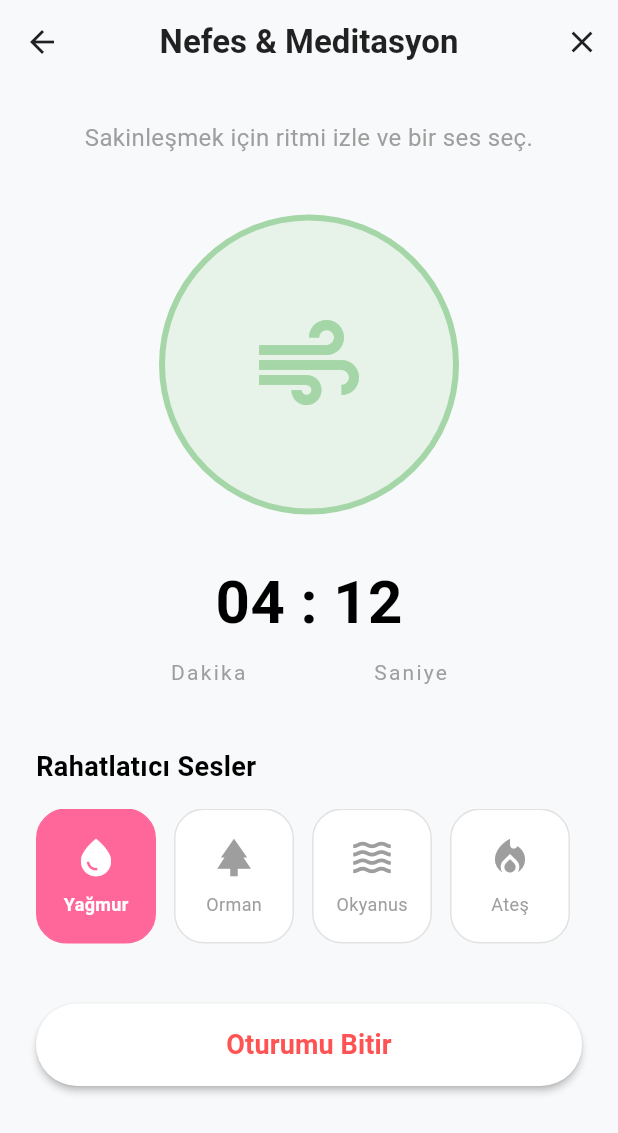
After one commit to elifcerenaslan/empathConnect, a Flutter app: the MeditationView screen opened directly, on a phone screen of 412 x 824 dp. The commit adds this screen. Shown: the top 1133 px of the screen. Run offline on Flutter 3.47's test engine with Material 3 defaults, Android fonts, the phone set to English and light mode, and no system bars.

Commit message:
Chatbot, Meditasyon tasarimlari ve ana tema eklendi

```diff
--- /dev/null
+++ b/lib/features/meditation/view/meditation_view.dart
@@ -0,0 +1,181 @@
+import 'package:flutter/material.dart';
+
+class MeditationView extends StatefulWidget {
+const MeditationView({super.key});
+
+@override
+State<MeditationView> createState() => _MeditationViewState();
+}
+
+class _MeditationViewState extends State<MeditationView> {
+// Varsayılan olarak seçili gelen ses
+String selectedSound = 'Yağmur';
+
+// Seçebileceğimiz sesler ve ikonları (Dummy Data)
+final List<Map<String, dynamic>> sounds = [
+{'name': 'Yağmur', 'icon': Icons.water_drop},
+{'name': 'Orman', 'icon': Icons.park},
+{'name': 'Okyanus', 'icon': Icons.waves},
+{'name': 'Ateş', 'icon': Icons.local_fire_department},
+{'name': 'Rüzgar', 'icon': Icons.air},
+];
+
+@override
+Widget build(BuildContext context) {
+return Scaffold(
+appBar: AppBar(
+title: const Text('Nefes & Meditasyon', style: TextStyle(fontWeight: FontWeight.bold)),
+actions: [
+IconButton(
+icon: const Icon(Icons.close),
+onPressed: () {},
+),
+],
+),
+// Ekrana sığmazsa diye kaydırma özelliği ekledik
+body: SingleChildScrollView(
+child: Padding(
+padding: const EdgeInsets.all(24.0),
+child: Column(
+mainAxisAlignment: MainAxisAlignment.center,
+children: [
+const Text(
+'Sakinleşmek için ritmi izle ve bir ses seç.',
+style: TextStyle(fontSize: 16, color: Colors.grey),
+textAlign: TextAlign.center,
+),
+
+          const SizedBox(height: 40),
+
+          // MERKEZDEKİ BÜYÜK NEFES ÇEMBERİ
+          Container(
+            width: 200,
+            height: 200,
+            decoration: BoxDecoration(
+              shape: BoxShape.circle,
+              color: Theme.of(context).colorScheme.secondary.withOpacity(0.2),
+              border: Border.all(
+                color: Theme.of(context).colorScheme.secondary,
+                width: 4,
+              ),
+            ),
+            child: Center(
+              child: Icon(
+                Icons.air,
+                size: 80,
+                color: Theme.of(context).colorScheme.secondary,
+              ),
+            ),
+          ),
+
+          const SizedBox(height: 30),
+
+          // SAYAÇ
+          const Text(
+            '04 : 12',
+            style: TextStyle(fontSize: 40, fontWeight: FontWeight.bold),
+          ),
+          const SizedBox(height: 8),
+          const Text(
+            'Dakika                 Saniye',
+            style: TextStyle(color: Colors.grey, letterSpacing: 1.5),
+          ),
+
+          const SizedBox(height: 40),
+
+          // SES SEÇENEKLERİ BAŞLIĞI
+          const Align(
+            alignment: Alignment.centerLeft,
+            child: Text(
+              'Rahatlatıcı Sesler',
+              style: TextStyle(fontSize: 18, fontWeight: FontWeight.bold),
+            ),
+          ),
+
+          const SizedBox(height: 15),
+
+          // YATAY KAYDIRILABİLİR SES KARTLARI LİSTESİ
+          SizedBox(
+            height: 90,
+            child: ListView.builder(
+              scrollDirection: Axis.horizontal,
+              itemCount: sounds.length,
+              itemBuilder: (context, index) {
+                final sound = sounds[index];
+                final isSelected = selectedSound == sound['name'];
+
+                return GestureDetector(
+                  onTap: () {
+                    // Karta tıklandığında seçili sesi günceller ve ekranı yeniler
+                    setState(() {
+                      selectedSound = sound['name'];
+                    });
+                  },
+                  child: Container(
+                    width: 80,
+                    margin: const EdgeInsets.only(right: 12),
+                    decoration: BoxDecoration(
+                      color: isSelected
+                          ? Theme.of(context).colorScheme.primary // Seçiliyse ana tema rengi
+                          : Theme.of(context).colorScheme.surface, // Değilse arka plan rengi
+                      borderRadius: BorderRadius.circular(20),
+                      border: Border.all(
+                        color: isSelected
+                            ? Theme.of(context).colorScheme.primary
+                            : Colors.grey.withOpacity(0.3),
+                      ),
+                    ),
+                    child: Column(
+                      mainAxisAlignment: MainAxisAlignment.center,
+                      children: [
+                        Icon(
+                          sound['icon'],
+                          color: isSelected ? Colors.white : Colors.grey,
+                          size: 30,
+                        ),
+                        const SizedBox(height: 8),
+                        Text(
+                          sound['name'],
+                          style: TextStyle(
+                            color: isSelected ? Colors.white : Colors.grey,
+                            fontSize: 12,
+                            fontWeight: isSelected ? FontWeight.bold : FontWeight.normal,
+                          ),
+                        ),
+                      ],
+                    ),
+                  ),
+                );
+              },
+            ),
+          ),
+
+          const SizedBox(height: 40),
+
+          // OTURUMU BİTİR BUTONU
+          SizedBox(
+            width: double.infinity,
+            height: 55,
+            child: ElevatedButton(
+              style: ElevatedButton.styleFrom(
+                backgroundColor: Theme.of(context).colorScheme.surface,
+                shape: RoundedRectangleBorder(
+                  borderRadius: BorderRadius.circular(30),
+                ),
+                elevation: 2,
+              ),
+              onPressed: () {},
+              child: const Text(
+                'Oturumu Bitir',
+                style: TextStyle(fontSize: 18, color: Colors.redAccent, fontWeight: FontWeight.bold),
+              ),
+            ),
+          ),
+          const SizedBox(height: 20),
+        ],
+      ),
+    ),
+  ),
+);
+}
+}
```
Also changed, not shown: lib/core/theme/app_theme.dart (added, +41 -0 lines), lib/features/emergency/view/chatbot_view.dart (added, +120 -0 lines), lib/main.dart (+9 -4 lines), lib/features/emergency/view/diary_view.dart (deleted), lib/features/meditation/view/diary_view.dart (deleted), 1 other file.
